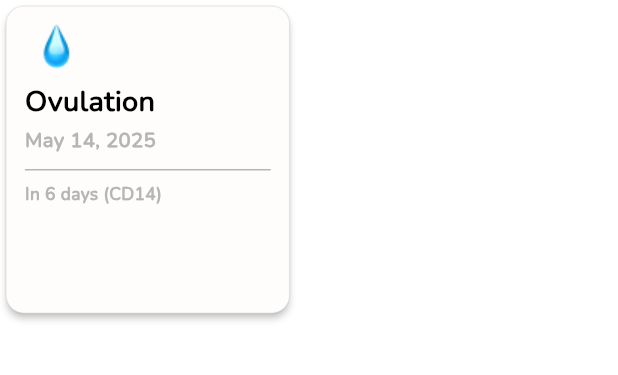
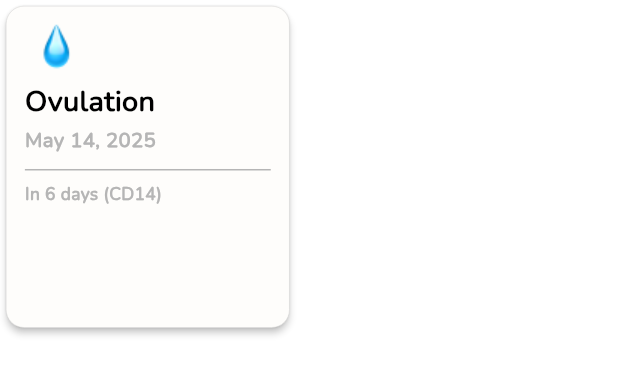
Before and after one commit to bdCalling-Sdt-hub/Fertie-App, a Flutter app: the CardView widget shown alone on an empty page, opened directly, on a phone screen of 412 x 824 dp. Shown: the top 375 px of the screen. Run offline on Flutter 3.47's test engine with Material 3 defaults, Android fonts, the phone set to English and light mode, and no system bars; our stand-ins replace cached_network_image, connectivity_plus, dotted_border, fl_chart, flutter_screenutil, flutter_spinkit and 10 more; missing offline and left inert: flutter_screen_lock; accounts and stored records are empty; network calls fail; project files that could hold a hidden picture were left out.

Commit message:
update cycle Insight

```diff
--- a/lib/views/screen/cycle_insights/cycle_insights_screen.dart
+++ b/lib/views/screen/cycle_insights/cycle_insights_screen.dart
@@ -30,7 +30,7 @@ class _CycleInsightsScreenState extends State<CycleInsightsScreen> {
       bottomNavigationBar: UserBottomMenu(1),
       appBar: AppBar(
         backgroundColor: AppColors.secondColor,
-        title: Text('Cycle Insights', style: AppStyles.fontSize24(fontWeight: FontWeight.w600)),
+        title: Text('Cycle Insights', style: AppStyles.fontSize16(fontWeight: FontWeight.w600)),
         centerTitle: true,
         automaticallyImplyLeading: false,
       ),
--- a/lib/views/screen/home/homeScreen.dart
+++ b/lib/views/screen/home/homeScreen.dart
@@ -263,7 +263,7 @@ class _HomeScreenState extends State<HomeScreen> {
     );
   }
 
-  void _showPopup(BuildContext context) {
+  void _showPopup (BuildContext context) {
     showDialog(
       context: context,
       builder: (context) {
--- a/lib/views/screen/home/insights/CardView.dart
+++ b/lib/views/screen/home/insights/CardView.dart
@@ -20,7 +20,7 @@ class CardView extends StatelessWidget {
   @override
   Widget build(BuildContext context) {
     return Container(
-      height: 220.h,
+      height: 230.h,
       width: 188.w,
       child: Card(
         elevation: 2,
@@ -28,7 +28,7 @@ class CardView extends StatelessWidget {
         shape: RoundedRectangleBorder(borderRadius: BorderRadius.circular(12),
           side: BorderSide(
             color: AppColors.greyColor,
-            width: .2,
+            width: .2.w,
           ),
         ),
         child: Padding(
```
